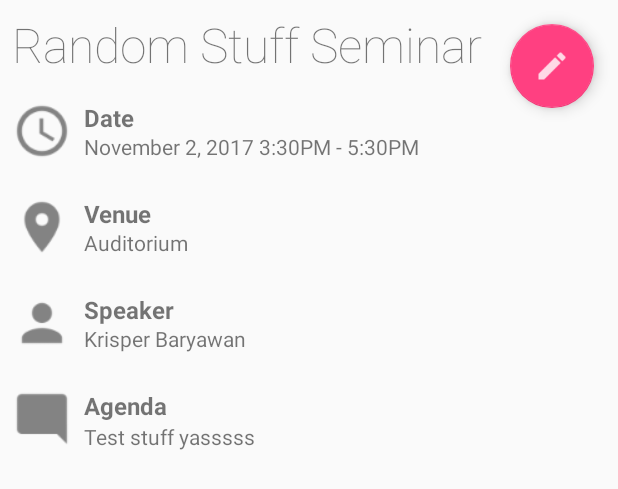
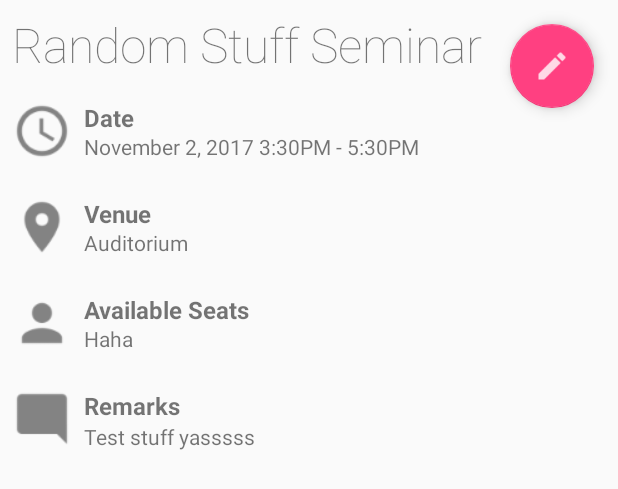
Before and after one commit to nvcervantes/apc_softdev_mi151_04, an Android app: the layout fragment_info.xml on its own in the app's theme, with its tools: preview values and no code run, on a phone screen of 412 x 824 dp. Shown: the top 489 px of the screen. Run offline under Robolectric (Android 15) with nearby library versions, the phone set to English and light mode, and no system bars.

Commit message:
Modified some attributes

```diff
--- a/application/Google Maps & Google Places/CommuteAid/app/src/main/res/layout/fragment_info.xml
+++ b/application/Google Maps & Google Places/CommuteAid/app/src/main/res/layout/fragment_info.xml
@@ -106,7 +106,7 @@
                 android:layout_height="wrap_content"
                 android:layout_marginLeft="8dp"
                 android:layout_marginStart="8dp"
-                android:text="Speaker"
+                android:text="Available Seats"
                 android:textSize="16sp"
                 android:textStyle="bold"
                 app:layout_constraintLeft_toRightOf="@+id/ic_speaker"
@@ -118,7 +118,7 @@
                 android:layout_height="wrap_content"
                 android:layout_marginLeft="8dp"
                 android:layout_marginStart="8dp"
-                android:text="Krisper Baryawan"
+                android:text="Haha"
                 app:layout_constraintBottom_toBottomOf="@+id/ic_speaker"
                 app:layout_constraintLeft_toRightOf="@+id/ic_speaker" />
 
@@ -140,7 +140,7 @@
                 android:layout_height="wrap_content"
                 android:layout_marginLeft="8dp"
                 android:layout_marginStart="8dp"
-                android:text="Agenda"
+                android:text="Remarks"
                 android:textSize="16sp"
                 android:textStyle="bold"
                 app:layout_constraintLeft_toRightOf="@+id/ic_agenda"
```
